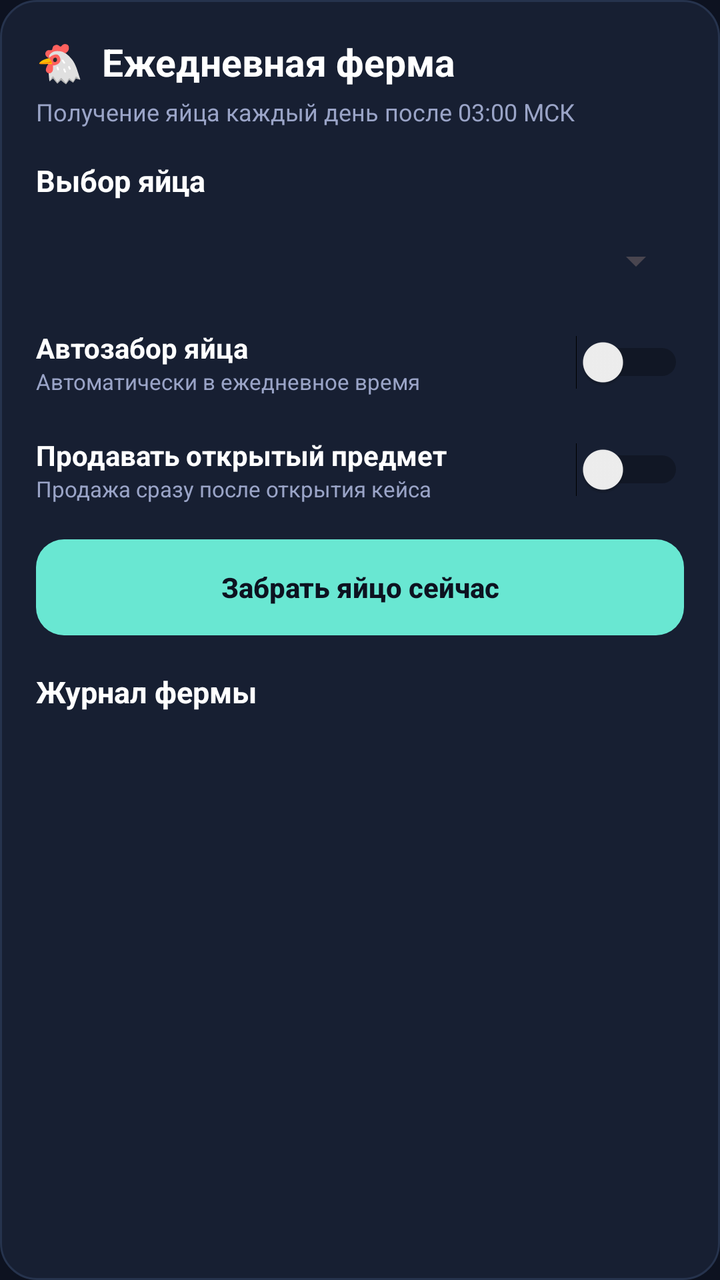
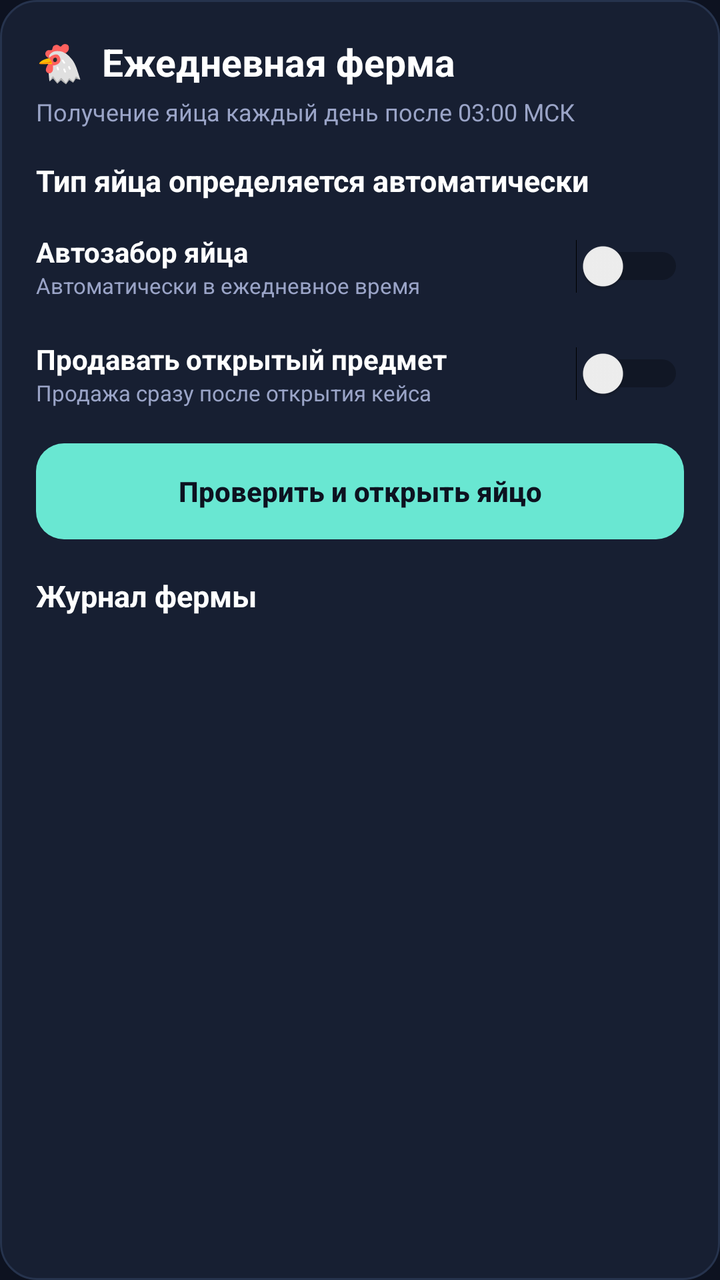

Two renders of the same Android screen: before a commit and after it. Below are the layout's source before the change and the commit's diff.
<!-- AndroidManifest.xml: application theme Theme.Cs2a -->
<!-- res/layout/panel_farm.xml -->
<?xml version="1.0" encoding="utf-8"?>
<LinearLayout xmlns:android="http://schemas.android.com/apk/res/android"
 android:layout_width="match_parent" android:layout_height="wrap_content" android:orientation="vertical"
 android:background="@drawable/panel_surface" android:padding="18dp" android:layout_marginBottom="10dp">
 <TextView android:layout_width="match_parent" android:layout_height="wrap_content" android:text="🐔  Ежедневная ферма" android:textColor="@color/text" android:textStyle="bold" android:textSize="19sp"/>
 <TextView android:layout_width="match_parent" android:layout_height="wrap_content" android:layout_marginTop="4dp" android:text="Получение яйца каждый день после 03:00 МСК" android:textColor="@color/textDim" android:textSize="12sp"/>
 <TextView style="@style/CardLabel" android:text="Выбор яйца" android:layout_marginTop="16dp"/>
 <Spinner android:id="@+id/farmEggSpinner" android:layout_width="match_parent" android:layout_height="48dp"/>
 <LinearLayout android:layout_width="match_parent" android:layout_height="wrap_content" android:orientation="horizontal" android:gravity="center_vertical" android:paddingVertical="10dp">
  <LinearLayout android:layout_width="0dp" android:layout_height="wrap_content" android:layout_weight="1" android:orientation="vertical">
   <TextView android:layout_width="wrap_content" android:layout_height="wrap_content" android:text="Автозабор яйца" android:textColor="@color/text" android:textStyle="bold"/>
   <TextView android:layout_width="wrap_content" android:layout_height="wrap_content" android:text="Автоматически в ежедневное время" android:textColor="@color/textDim" android:textSize="11sp"/>
  </LinearLayout>
  <Switch android:id="@+id/farmAutoSwitch" android:layout_width="wrap_content" android:layout_height="wrap_content"/>
 </LinearLayout>
 <LinearLayout android:layout_width="match_parent" android:layout_height="wrap_content" android:orientation="horizontal" android:gravity="center_vertical" android:paddingVertical="10dp">
  <LinearLayout android:layout_width="0dp" android:layout_height="wrap_content" android:layout_weight="1" android:orientation="vertical">
   <TextView android:layout_width="wrap_content" android:layout_height="wrap_content" android:text="Продавать открытый предмет" android:textColor="@color/text" android:textStyle="bold"/>
   <TextView android:layout_width="wrap_content" android:layout_height="wrap_content" android:text="Продажа сразу после открытия кейса" android:textColor="@color/textDim" android:textSize="11sp"/>
  </LinearLayout>
  <Switch android:id="@+id/farmSellSwitch" android:layout_width="wrap_content" android:layout_height="wrap_content"/>
 </LinearLayout>
 <Button android:id="@+id/farmClaimBtn" android:layout_width="match_parent" android:layout_height="48dp" android:text="Забрать яйцо сейчас" android:layout_marginTop="8dp"/>
 <TextView style="@style/CardLabel" android:text="Журнал фермы" android:layout_marginTop="18dp"/>
 <androidx.core.widget.NestedScrollView android:layout_width="match_parent" android:layout_height="180dp" android:fillViewport="true" android:overScrollMode="ifContentScrolls">
  <TextView android:id="@+id/farmLog" style="@style/LogText" android:text=""/>
 </androidx.core.widget.NestedScrollView>
</LinearLayout>
<!-- resources referenced by this layout -->
<resources>
  <color name="text">#ffffff</color>
  <color name="textDim">#9aa4c7</color>
  <!-- drawable panel_surface (drawable) -->
  <?xml version="1.0" encoding="utf-8"?>
  <shape xmlns:android="http://schemas.android.com/apk/res/android" android:shape="rectangle">
      <solid android:color="@color/card" />
      <corners android:radius="18dp" />
      <stroke android:width="1dp" android:color="@color/surface" />
  </shape>
  <style name="CardLabel">
          <item name="android:layout_width">wrap_content</item>
          <item name="android:layout_height">wrap_content</item>
          <item name="android:textColor">@color/text</item>
          <item name="android:textStyle">bold</item>
          <item name="android:textSize">15sp</item>
          <item name="android:layout_marginTop">14dp</item>
          <item name="android:layout_marginBottom">6dp</item>
      </style>
  <style name="LogText">
          <item name="android:layout_width">match_parent</item>
          <item name="android:layout_height">wrap_content</item>
          <item name="android:textColor">@color/textDim</item>
          <item name="android:textSize">12sp</item>
          <item name="android:background">@color/card</item>
          <item name="android:padding">10dp</item>
          <item name="android:layout_marginTop">10dp</item>
          <item name="android:fontFamily">monospace</item>
      </style>
  <style name="Theme.Cs2a" parent="Theme.Material3.DayNight.NoActionBar">
          <item name="android:windowBackground">@color/bg</item>
          <item name="materialButtonStyle">@style/AppButton</item>
          <item name="colorPrimary">@color/accent</item>
          <item name="colorOnPrimary">@color/bg</item>
          <item name="android:statusBarColor" tools:targetApi="21">@color/bg</item>
      </style>
  <color name="card">#171F32</color>
  <color name="surface">#26334D</color>
  <color name="bg">#0D1220</color>
  <style name="AppButton" parent="Widget.Material3.Button">
          <item name="android:layout_height">48dp</item>
          <item name="android:minHeight">48dp</item>
          <item name="android:insetTop">0dp</item>
          <item name="android:insetBottom">0dp</item>
          <item name="android:insetLeft">0dp</item>
          <item name="android:insetRight">0dp</item>
          <item name="cornerRadius">14dp</item>
          <item name="android:textAllCaps">false</item>
          <item name="android:textStyle">bold</item>
          <item name="android:letterSpacing">0</item>
      </style>
  <color name="accent">#69E7D2</color>
</resources>

<!-- the commit's change to res/layout/panel_farm.xml (unified diff, before → after) -->
@@ -4,8 +4,8 @@
  android:background="@drawable/panel_surface" android:padding="18dp" android:layout_marginBottom="10dp">
  <TextView android:layout_width="match_parent" android:layout_height="wrap_content" android:text="🐔  Ежедневная ферма" android:textColor="@color/text" android:textStyle="bold" android:textSize="19sp"/>
  <TextView android:layout_width="match_parent" android:layout_height="wrap_content" android:layout_marginTop="4dp" android:text="Получение яйца каждый день после 03:00 МСК" android:textColor="@color/textDim" android:textSize="12sp"/>
- <TextView style="@style/CardLabel" android:text="Выбор яйца" android:layout_marginTop="16dp"/>
- <Spinner android:id="@+id/farmEggSpinner" android:layout_width="match_parent" android:layout_height="48dp"/>
+ <TextView style="@style/CardLabel" android:text="Тип яйца определяется автоматически" android:layout_marginTop="16dp"/>
+ <Spinner android:id="@+id/farmEggSpinner" android:layout_width="match_parent" android:layout_height="48dp" android:visibility="gone"/>
  <LinearLayout android:layout_width="match_parent" android:layout_height="wrap_content" android:orientation="horizontal" android:gravity="center_vertical" android:paddingVertical="10dp">
   <LinearLayout android:layout_width="0dp" android:layout_height="wrap_content" android:layout_weight="1" android:orientation="vertical">
    <TextView android:layout_width="wrap_content" android:layout_height="wrap_content" android:text="Автозабор яйца" android:textColor="@color/text" android:textStyle="bold"/>
@@ -20,7 +20,7 @@
   </LinearLayout>
   <Switch android:id="@+id/farmSellSwitch" android:layout_width="wrap_content" android:layout_height="wrap_content"/>
  </LinearLayout>
- <Button android:id="@+id/farmClaimBtn" android:layout_width="match_parent" android:layout_height="48dp" android:text="Забрать яйцо сейчас" android:layout_marginTop="8dp"/>
+ <Button android:id="@+id/farmClaimBtn" android:layout_width="match_parent" android:layout_height="48dp" android:text="Проверить и открыть яйцо" android:layout_marginTop="8dp"/>
  <TextView style="@style/CardLabel" android:text="Журнал фермы" android:layout_marginTop="18dp"/>
  <androidx.core.widget.NestedScrollView android:layout_width="match_parent" android:layout_height="180dp" android:fillViewport="true" android:overScrollMode="ifContentScrolls">
   <TextView android:id="@+id/farmLog" style="@style/LogText" android:text=""/>
